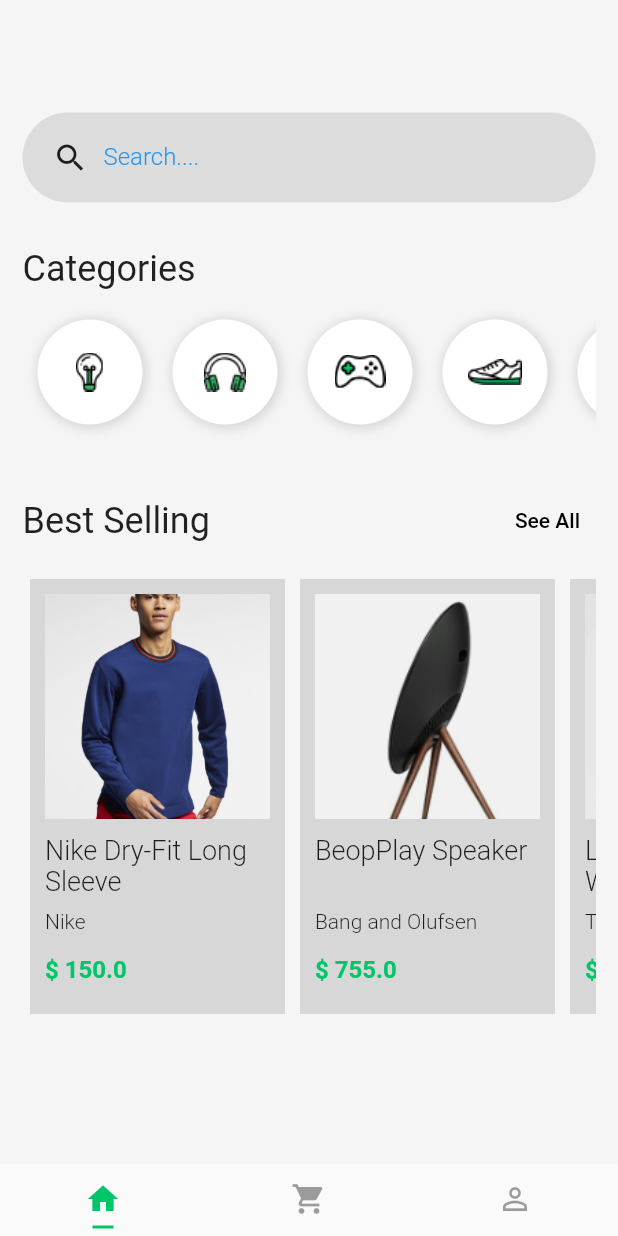
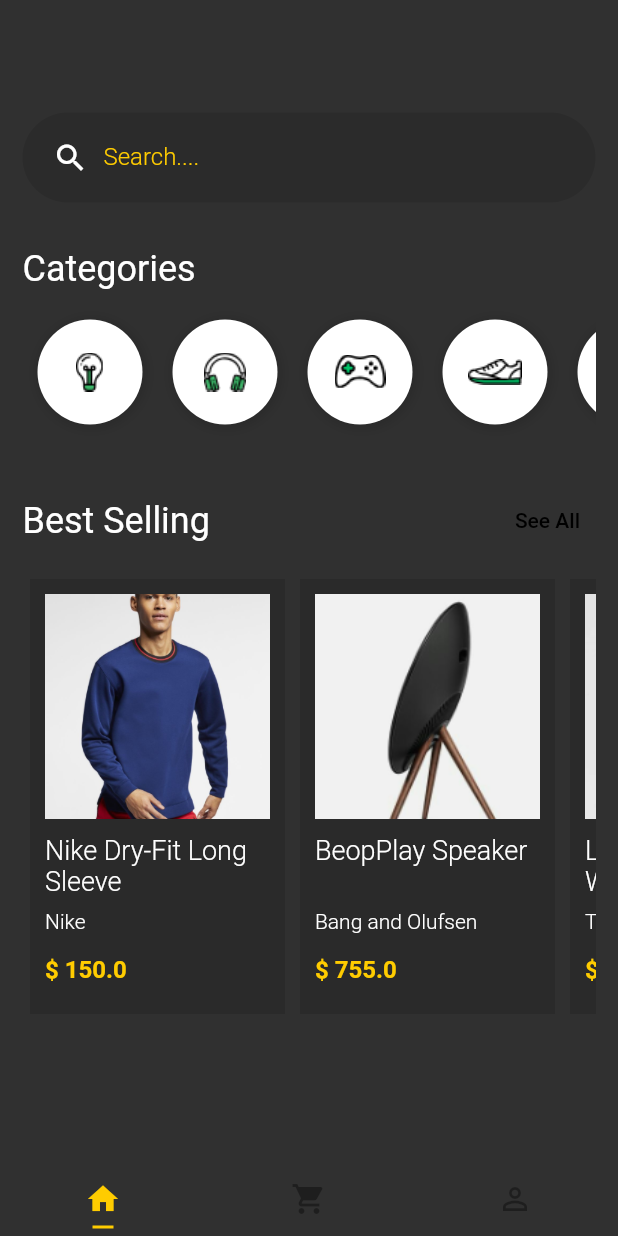
Before and after one commit to FelipeDias28/flutter-layout, a Flutter app: the screen it shows after launch, on a phone screen of 412 x 824 dp. Run offline on Flutter 3.47's test engine with Material 2 defaults, Android fonts, the phone set to English and light mode, and no system bars.

Commit message:
criadno theme dark e darkyellow

```diff
--- a/lib/main.dart
+++ b/lib/main.dart
@@ -1,6 +1,6 @@
 import 'package:flutter/material.dart';
 import 'package:shopping/pages/tabs.page.dart';
-import 'package:shopping/themes/light.theme.dart';
+import 'package:shopping/themes/dark-yellow.theme.dart';
 
 void main() {
   runApp(const MyApp());
@@ -14,7 +14,8 @@ class MyApp extends StatelessWidget {
     return MaterialApp(
       debugShowCheckedModeBanner: false,
       title: 'Flutter Demo',
-      theme: lightTheme(),
+      theme: darkYellowTheme(),
+      // theme: darkTheme(),
       home: const DefaultTabController(
         // Utilizado para trabalhar com tabs
         length: 3, // Quantidade de tabs
--- a/lib/pages/home.page.dart
+++ b/lib/pages/home.page.dart
@@ -11,7 +11,6 @@ class HomePage extends StatelessWidget {
     return Scaffold(
       body: Container(
         padding: const EdgeInsets.all(15.0),
-        color: const Color(0xFFF5F5F5),
         child: Column(
           crossAxisAlignment: CrossAxisAlignment.stretch,
           children: [
--- a/lib/pages/signup.page.dart
+++ b/lib/pages/signup.page.dart
@@ -27,7 +27,6 @@ class SignupPage extends StatelessWidget {
             children: [
               Container(
                 decoration: const BoxDecoration(
-                  color: Colors.white, // Cor do fundo do container
                   boxShadow: [
                     BoxShadow(
                       color: Colors.black12,
--- /dev/null
+++ b/lib/themes/dark-yellow.theme.dart
@@ -0,0 +1,21 @@
+import 'package:flutter/material.dart';
+
+const brightness = Brightness.dark; // as cores iram tender para o branco
+const primaryColor = Color(0xFFFFCC00);
+const lightColor = Color(0xFFFFFFFF);
+const backgroundColor = Color(0xFFF5F5F5);
+
+ThemeData darkYellowTheme() {
+  return ThemeData(
+    // primarySwatch: primaryColor,
+    brightness: brightness,
+    primaryColor: primaryColor,
+    accentColor: Colors.black26,
+    textTheme: const TextTheme(
+      // Tema geral
+      bodyText1: TextStyle(color: Colors.red),
+      button: TextStyle(color: Colors.green),
+      // headline5: TextStyle(color: Colors.deepPurple), // Possui valor semântico
+    ),
+  );
+}
--- a/lib/widgets/product/product-card.widget.dart
+++ b/lib/widgets/product/product-card.widget.dart
@@ -71,10 +71,10 @@ class ProductCard extends StatelessWidget {
           ),
           Text(
             "\$ $price", // Não precisa dos colchetes pois não esta fazendo nenhuma operação, somente mostra o valor
-            style: const TextStyle(
+            style: TextStyle(
               fontSize: 16,
               fontWeight: FontWeight.bold,
-              color: Color(0xFF00C569),
+              color: Theme.of(context).primaryColor,
             ),
           ),
         ],
--- a/lib/widgets/search-box.widget.dart
+++ b/lib/widgets/search-box.widget.dart
@@ -22,12 +22,12 @@ class SearchBox extends StatelessWidget {
             padding: const EdgeInsets.only(left: 10),
             child: TextFormField(
               keyboardType: TextInputType.text,
-              decoration: const InputDecoration(
+              decoration: InputDecoration(
                 // decorações do input
                 border: InputBorder.none,
                 labelText: "Search....",
                 labelStyle: TextStyle(
-                  color: Colors.blue,
+                  color: Theme.of(context).primaryColor,
                   fontWeight: FontWeight.w300,
                   fontSize: 16.0,
                 ),
```
Also changed, not shown: lib/themes/dark.theme.dart (added, +21 -0 lines).
